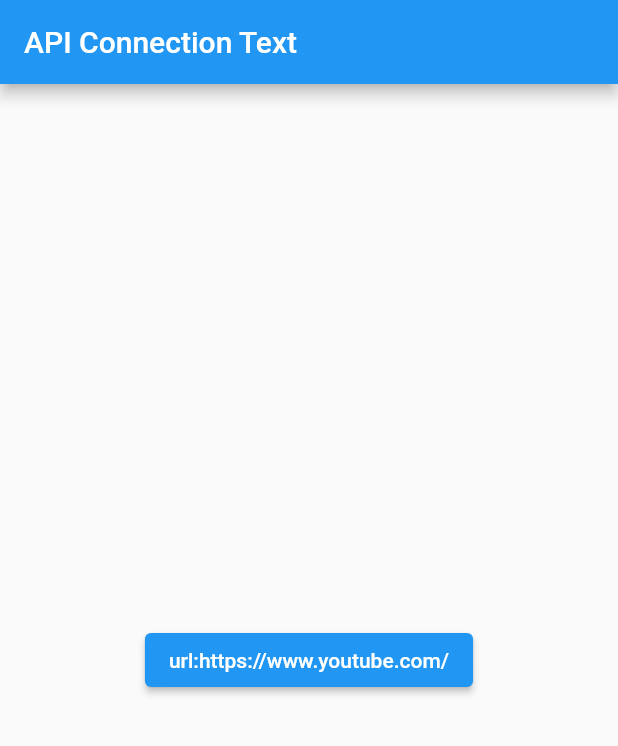
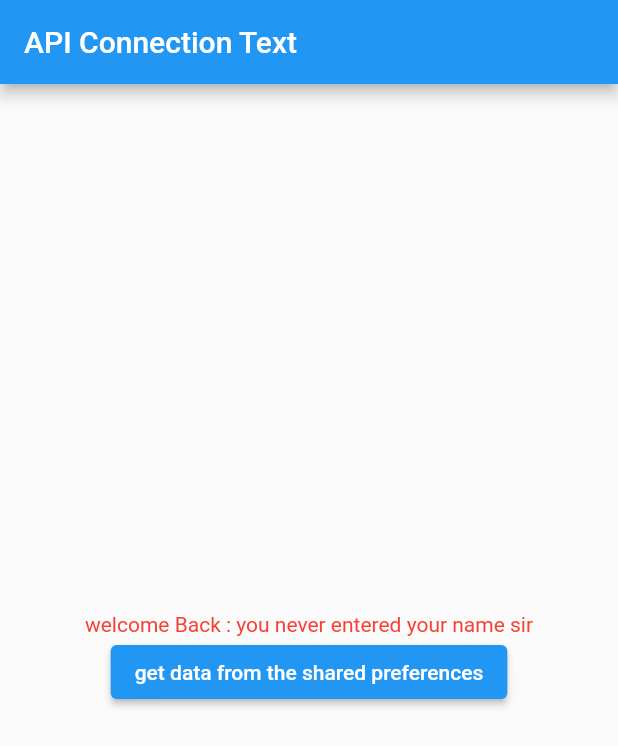
Before and after one commit to RamezHamdiSaeed/MyFlutterReference, a Flutter app: the screen it shows after launch, on a phone screen of 412 x 824 dp. Shown: the top 746 px of the screen. Run offline on Flutter 3.47's test engine with Material 2 defaults, Android fonts, the light colour scheme and no system bars; our stand-ins replace shared_preferences.

Commit message:
deleing with share preferences

```diff
--- a/lib/app/screens/loading_screen.dart
+++ b/lib/app/screens/loading_screen.dart
@@ -1,5 +1,5 @@
 import 'package:flutter/material.dart';
-import 'package:url_launcher/url_launcher.dart';
+import 'package:shared_preferences/shared_preferences.dart';
 
 class LoadingScreen extends StatefulWidget {
   const LoadingScreen({Key? key}) : super(key: key);
@@ -8,28 +8,56 @@
   State<LoadingScreen> createState() => _LoadingScreenState();
 }
 
+//* the shared preferences is used for non critical persistent data and commonly used for better user experience like theme changing since the user not forced to choose his best theme over and over again when returning back to the app
+
 class _LoadingScreenState extends State<LoadingScreen> {
-  String url = "https://www.youtube.com/";
+  String? name;
+  void setPersistentNotCriticalData(String nameValue) async {
+    final pref = await SharedPreferences.getInstance();
+    pref.setString("name", nameValue);
+  }
+
+  void getPersistentNotCriticalData() async {
+    final pref = await SharedPreferences.getInstance();
+    setState(() {
+      (pref.containsKey("name"))
+          ? name = pref.getString("name")
+          : name = "you need to set the name ref using the shared preferences";
+    });
+  }
+
+  void clearPersistentNotCriticalData() async {
+    final pref = await SharedPreferences.getInstance();
+    pref.clear();
+  }
+
+//! we need to get data from the shared preferences but if we will remove the data in any case we need to make the variable nullable
+//* using initState to get the data when establish the widget (Screen)
+  @override
+  void initState() {
+    super.initState();
+    //*try to remove the below line  after running your app then recompile the app (but this time without the statement below) you will noticed that the saved data in the first run is persistent
+    setPersistentNotCriticalData("Ramez Hamdi Saeed Ebrahim");
+  }
 
   @override
   Widget build(BuildContext context) {
     return Scaffold(
-      appBar: AppBar(title: const Text("API Connection Text")),
-      body: Center(
-          child: ElevatedButton(
-        //! i want to lunch url from the app when the below button is pressed and if there is a preinstalled mobile app it won't be opened in the mobile app
-        onPressed: () async {
-          if (!await launchUrl(
-            Uri.parse(url),
-          )) {
-            throw 'Could not launch $url';
-          }
-          setState(() {
-            url = "couldn't launch";
-          });
-        },
-        child: Text("url:$url"),
-      )),
-    );
+        appBar: AppBar(title: const Text("API Connection Text")),
+        body: Center(
+            //! the DefaultTextStyle is used to change the TextStyle of the context within its child Widget only
+            child: DefaultTextStyle(
+          style: const TextStyle(color: Colors.red),
+          child: Column(
+            mainAxisAlignment: MainAxisAlignment.center,
+            children: [
+              Text(
+                  "welcome Back : ${name ?? "you never entered your name sir"}"),
+              ElevatedButton(
+                  onPressed: getPersistentNotCriticalData,
+                  child: const Text("get data from the shared preferences"))
+            ],
+          ),
+        )));
   }
 }
--- a/pubspec.yaml
+++ b/pubspec.yaml
@@ -32,6 +32,7 @@
   flutter:
     sdk: flutter
   http: ^0.13.5
+  shared_preferences: ^2.0.15
   url_launcher: ^6.1.6
 
 dev_dependencies:
```
Also changed, not shown: 2 other files.
